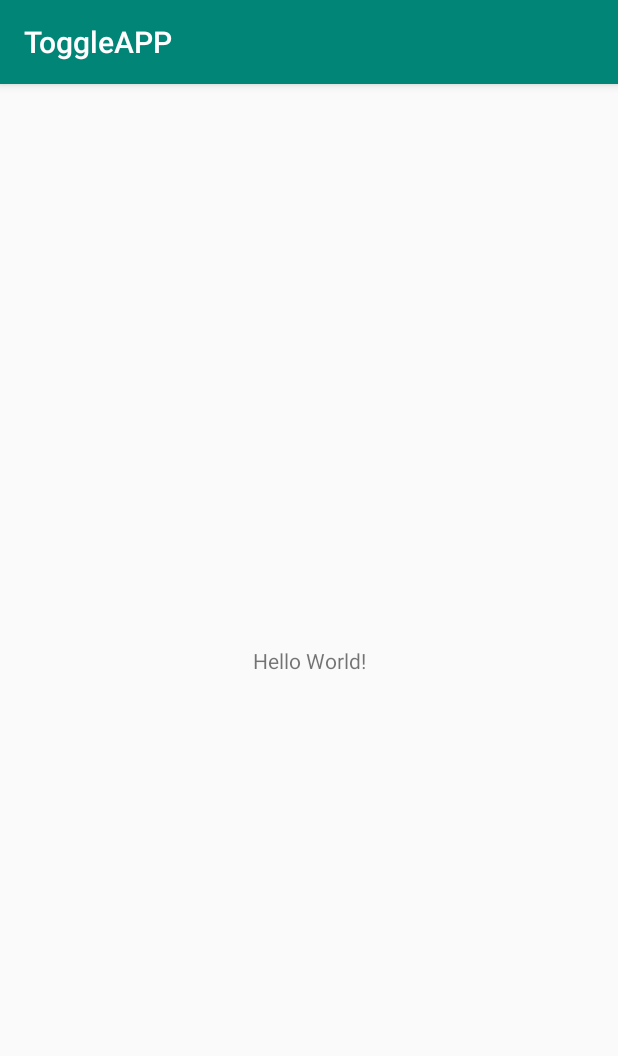
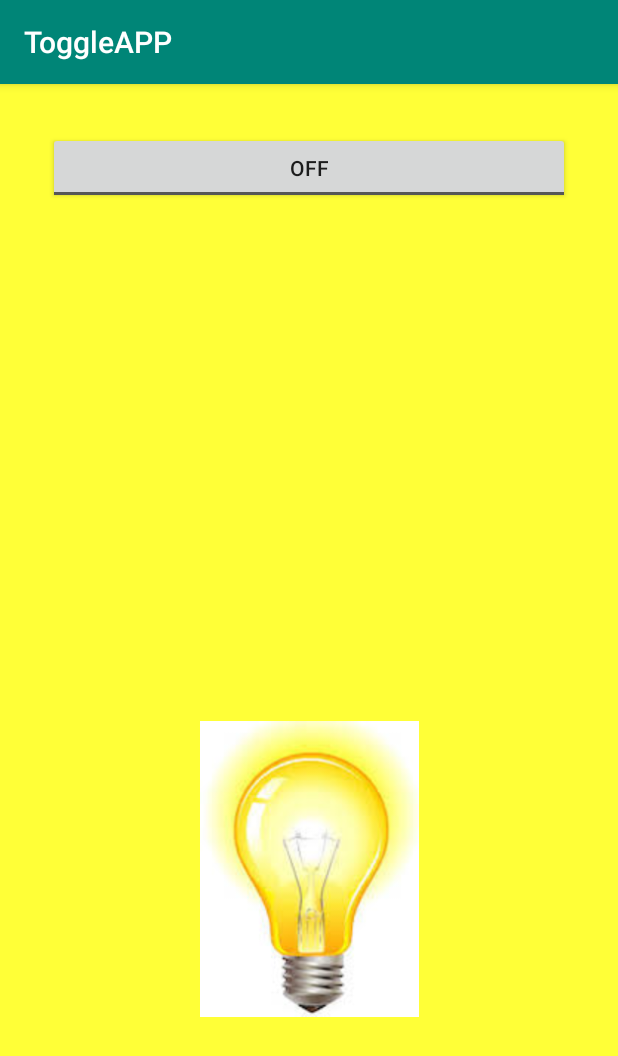
Before and after one commit to U1065139/ToggleAPP, an Android app: the screen it shows after launch (MainActivity), on a phone screen of 412 x 824 dp. Shown: the top 1056 px of the screen. Run offline under Robolectric (Android 15) with nearby library versions, the phone set to English and light mode, and no system bars.

Commit message:
完成專案

```diff
--- a/app/src/main/java/com/u1065139/toggleapp/MainActivity.java
+++ b/app/src/main/java/com/u1065139/toggleapp/MainActivity.java
@@ -1,13 +1,49 @@
 package com.u1065139.toggleapp;
 
+import android.graphics.Color;
+import android.support.constraint.ConstraintLayout;
 import android.support.v7.app.AppCompatActivity;
 import android.os.Bundle;
+import android.view.View;
+import android.widget.CompoundButton;
+import android.widget.ImageView;
+import android.widget.ToggleButton;
 
-public class MainActivity extends AppCompatActivity {
+public class MainActivity extends AppCompatActivity implements CompoundButton.OnCheckedChangeListener {
+
+    ToggleButton toggleButton;
+    ImageView img_bulb_off, img_bulb_on;
+    ConstraintLayout layout;
 
     @Override
     protected void onCreate(Bundle savedInstanceState) {
         super.onCreate(savedInstanceState);
         setContentView(R.layout.activity_main);
+
+        img_bulb_off = findViewById(R.id.img_bulb_off);
+        img_bulb_on = findViewById(R.id.img_bulb_on);
+        layout = findViewById(R.id.layout);
+        toggleButton = findViewById(R.id.toggleButton);
+
+
+        layout.setBackgroundColor(Color.parseColor("#FFFF37"));
+
+        toggleButton.setOnCheckedChangeListener(this);
+    }
+
+    @Override
+    public void onCheckedChanged(CompoundButton buttonView, boolean b) {
+        if (b) {
+            layout.setBackgroundColor(Color.parseColor("#000000"));
+            img_bulb_off.setVisibility(View.VISIBLE);
+            img_bulb_on.setVisibility(View.INVISIBLE);
+
+        } else {
+
+            layout.setBackgroundColor(Color.parseColor("#FFFF37"));
+            img_bulb_off.setVisibility(View.INVISIBLE);
+
+            img_bulb_on.setVisibility(View.VISIBLE);
+        }
     }
 }
--- a/app/src/main/res/layout/activity_main.xml
+++ b/app/src/main/res/layout/activity_main.xml
@@ -2,17 +2,52 @@
 <android.support.constraint.ConstraintLayout xmlns:android="http://schemas.android.com/apk/res/android"
     xmlns:app="http://schemas.android.com/apk/res-auto"
     xmlns:tools="http://schemas.android.com/tools"
+    android:id="@+id/layout"
     android:layout_width="match_parent"
     android:layout_height="match_parent"
     tools:context=".MainActivity">
 
-    <TextView
+    <ImageView
+        android:id="@+id/img_bulb_off"
         android:layout_width="wrap_content"
         android:layout_height="wrap_content"
-        android:text="Hello World!"
-        app:layout_constraintBottom_toBottomOf="parent"
-        app:layout_constraintLeft_toLeftOf="parent"
-        app:layout_constraintRight_toRightOf="parent"
+        android:layout_marginStart="120dp"
+        android:layout_marginLeft="120dp"
+        android:layout_marginTop="73dp"
+        android:layout_marginEnd="120dp"
+        android:layout_marginRight="120dp"
+        android:visibility="invisible"
+        app:layout_constraintEnd_toEndOf="parent"
+        app:layout_constraintStart_toStartOf="parent"
+        app:layout_constraintTop_toBottomOf="@+id/toggleButton"
+        app:srcCompat="@drawable/bulb_off" />
+
+    <ImageView
+        android:id="@+id/img_bulb_on"
+        android:layout_width="146dp"
+        android:layout_height="wrap_content"
+        android:layout_marginStart="120dp"
+        android:layout_marginLeft="120dp"
+        android:layout_marginTop="70dp"
+        android:layout_marginEnd="120dp"
+        android:layout_marginRight="120dp"
+        app:layout_constraintEnd_toEndOf="parent"
+        app:layout_constraintStart_toStartOf="parent"
+        app:layout_constraintTop_toBottomOf="@+id/img_bulb_off"
+        app:srcCompat="@drawable/bulb_on" />
+
+    <ToggleButton
+        android:id="@+id/toggleButton"
+        android:layout_width="0dp"
+        android:layout_height="wrap_content"
+        android:layout_marginStart="32dp"
+        android:layout_marginLeft="32dp"
+        android:layout_marginTop="32dp"
+        android:layout_marginEnd="32dp"
+        android:layout_marginRight="32dp"
+        android:text="ToggleButton"
+        app:layout_constraintEnd_toEndOf="parent"
+        app:layout_constraintStart_toStartOf="parent"
         app:layout_constraintTop_toTopOf="parent" />
 
 </android.support.constraint.ConstraintLayout>
```
Also changed, not shown: app/src/main/res/drawable/bulb_off.jpeg (added), app/src/main/res/drawable/bulb_on.jpeg (added).
